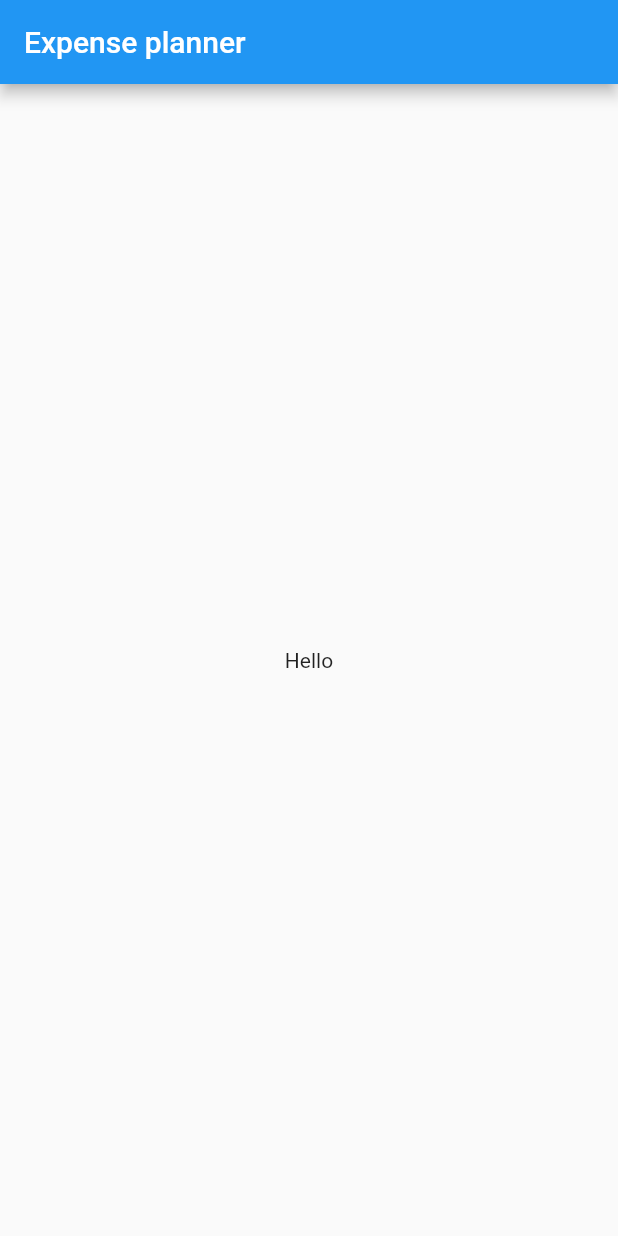
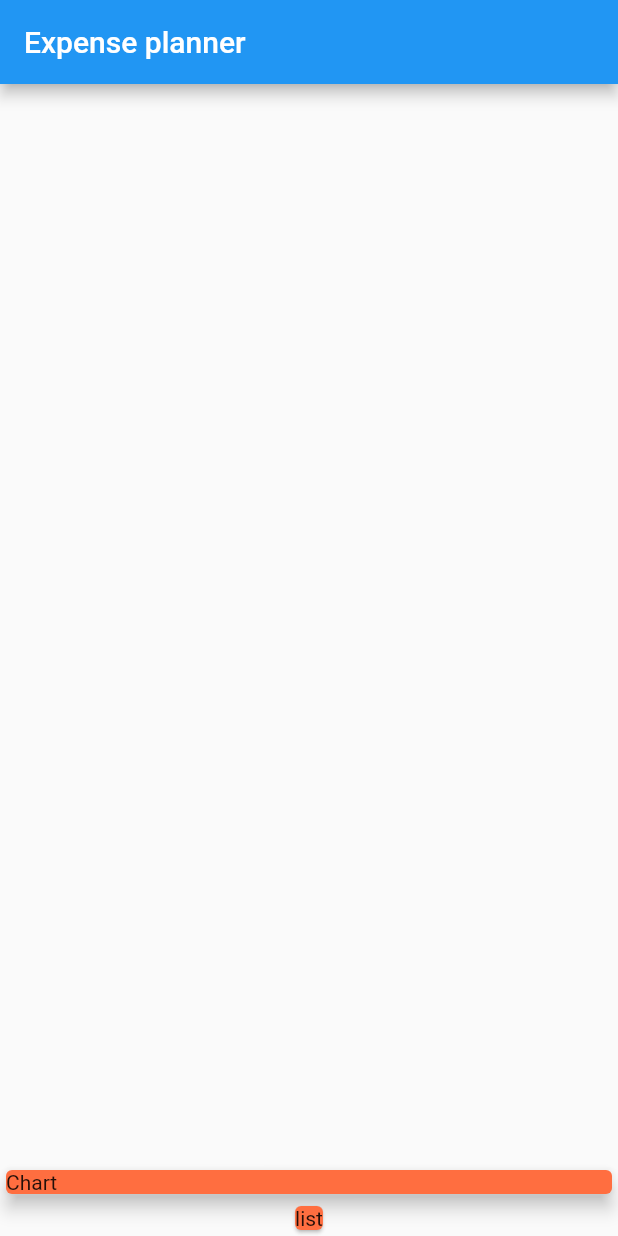
Before and after one commit to rLukes/expense_planner, a Flutter app: the screen it shows after launch, on a phone screen of 412 x 824 dp. Run offline on Flutter 3.47's test engine with Material 2 defaults, Android fonts, the phone set to English and light mode, and no system bars.

Commit message:
added transaction model

```diff
--- a/lib/main.dart
+++ b/lib/main.dart
@@ -1,26 +1,45 @@
 import 'package:flutter/material.dart';
+import './transaction.dart';
 
 void main() => runApp(ExpensePlannerApp());
 
-class ExpensePlannerApp extends StatelessWidget{
+class ExpensePlannerApp extends StatelessWidget {
   @override
   Widget build(BuildContext context) {
-   return MaterialApp(
-     title: 'Expense planner',
-     home: ExpensePlannerHomePage(),
-   );
+    return MaterialApp(
+      title: 'Expense planner',
+      home: ExpensePlannerHomePage(),
+    );
   }
 }
 
+class ExpensePlannerHomePage extends StatelessWidget {
+  final List<Transaction> transactions = [];
 
-class ExpensePlannerHomePage extends StatelessWidget {
   @override
   Widget build(BuildContext context) {
     return Scaffold(
-      appBar: AppBar(title: Text('Expense planner'),),
-      body: Center(
-        child: Text('Hello'),
+      appBar: AppBar(
+        title: Text('Expense planner'),
       ),
+      body: Column(
+        mainAxisAlignment: MainAxisAlignment.end,
+        children: <Widget>[
+          Container(
+            width: double.infinity,
+            child: Card(
+              color: Colors.deepOrangeAccent,
+              child: Text('Chart'),
+              elevation: 5,
+            ),
+          ),
+          Card(
+            color: Colors.deepOrangeAccent,
+           child: Text("list"),
+          )
+        ],
+      )
+
     );
   }
 }
--- /dev/null
+++ b/lib/transaction.dart
@@ -0,0 +1,8 @@
+class Transaction {
+  final String id;
+  final String title;
+  final double amount;
+  final DateTime date;
+
+  Transaction({this.id, this.title, this.amount, this.date});
+}
```
